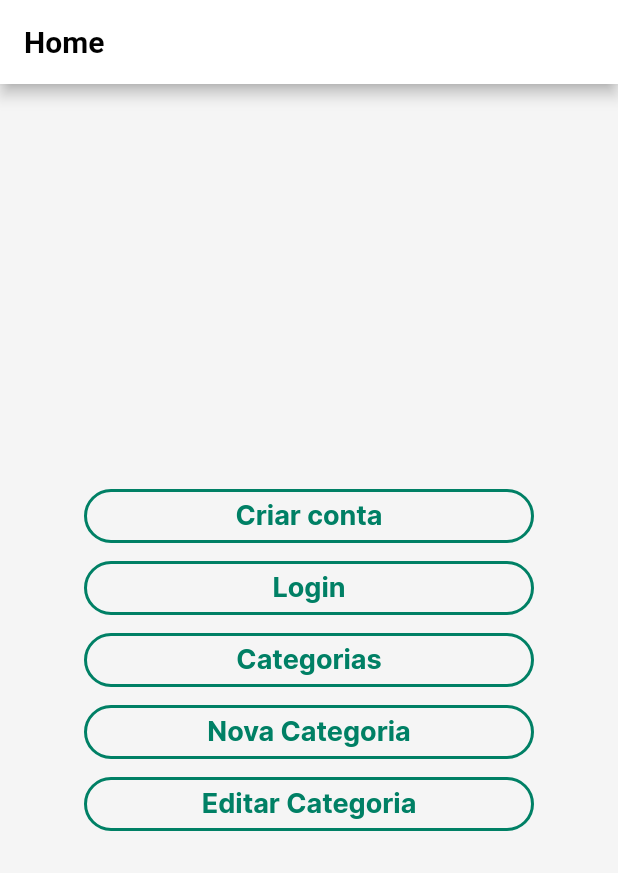
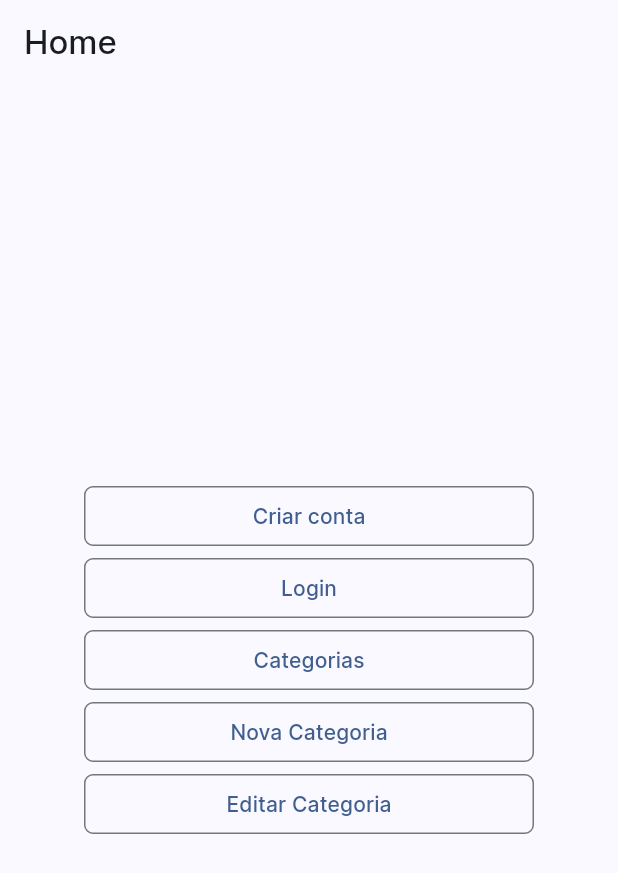
Before and after one commit to dev-growdev/growbase_mobile_flutter, a Flutter app: the screen it shows after launch, on a phone screen of 412 x 824 dp. Shown: the top 873 px of the screen. Run offline on Flutter 3.47's test engine with Material 2 defaults, Android fonts, the phone set to English and light mode, and no system bars; our stand-ins replace dartz, dio, flutter_mobx, get_it, mobx, shared_preferences; generated files the repository leaves out were written again.

```diff
--- a/lib/themes/app-colors.theme-extension.dart
+++ b/lib/themes/app-colors.theme-extension.dart
@@ -3,8 +3,9 @@ import 'package:flutter/material.dart';
 class AppColors extends ThemeExtension<AppColors> {
   final Color? primary;
   final Color? red;
-  final Color? yellow;
-  final Color? blue;
+  final Color? white;
+  final Color? lightBlue;
+  final Color? darkBlue;
   final Color? grey;
   final Color? lightGrey;
   final Color? darkGrey;
@@ -14,8 +15,9 @@ class AppColors extends ThemeExtension<AppColors> {
   const AppColors({
     required this.primary,
     required this.red,
-    required this.yellow,
-    required this.blue,
+    required this.white,
+    required this.lightBlue,
+    required this.darkBlue,
     required this.grey,
     required this.lightGrey,
     required this.darkGrey,
@@ -27,8 +29,9 @@ class AppColors extends ThemeExtension<AppColors> {
   AppColors copyWith({
     Color? primary,
     Color? red,
-    Color? yellow,
-    Color? blue,
+    Color? white,
+    Color? lightBlue,
+    Color? darkBlue,
     Color? grey,
     Color? lightGrey,
     Color? darkGrey,
@@ -38,8 +41,9 @@ class AppColors extends ThemeExtension<AppColors> {
     return AppColors(
       primary: primary ?? this.primary,
       red: red ?? this.red,
-      yellow: yellow ?? this.yellow,
-      blue: blue ?? this.blue,
+      white: white ?? this.white,
+      lightBlue: lightBlue ?? this.lightBlue,
+      darkBlue: darkBlue ?? this.darkBlue,
       grey: grey ?? this.grey,
       lightGrey: lightGrey ?? this.lightGrey,
       darkGrey: darkGrey ?? this.darkGrey,
@@ -56,8 +60,9 @@ class AppColors extends ThemeExtension<AppColors> {
     return AppColors(
       primary: Color.lerp(primary, other.primary, t),
       red: Color.lerp(red, other.red, t),
-      yellow: Color.lerp(yellow, other.yellow, t),
-      blue: Color.lerp(blue, other.blue, t),
+      white: Color.lerp(white, other.white, t),
+      lightBlue: Color.lerp(lightBlue, other.lightBlue, t),
+      darkBlue: Color.lerp(darkBlue, other.darkBlue, t),
       grey: Color.lerp(grey, other.grey, t),
       lightGrey: Color.lerp(lightGrey, other.lightGrey, t),
       darkGrey: Color.lerp(darkGrey, other.darkGrey, t),
--- a/lib/themes/theme.dart
+++ b/lib/themes/theme.dart
@@ -1,90 +1,36 @@
 import 'package:flutter/material.dart';
-import 'package:growbase_mobile_flutter/themes/app-colors.theme-extension.dart';
 
-const Color _primaryColor = Color(0xFF008065);
+import 'app-colors.theme-extension.dart';
+
+const Color _primaryColor = Color(0xFF004C97);
 
 ThemeData lightTheme() {
   return ThemeData(
-    primaryColor: _primaryColor,
+    useMaterial3: true,
+    brightness: Brightness.light,
+    colorSchemeSeed: _primaryColor,
     fontFamily: 'Inter',
-    appBarTheme: const AppBarTheme(
-      backgroundColor: Colors.white,
-      titleTextStyle: TextStyle(
-        color: Colors.black,
-        fontWeight: FontWeight.bold,
-        fontSize: 20,
-      ),
-      iconTheme: IconThemeData(
-        color: _primaryColor,
-      ),
-    ),
-    scaffoldBackgroundColor: const Color(0xFFF5F5F5),
-    dialogBackgroundColor: Colors.white,
-    cardColor: Colors.white, // Containers and Cards background
-    canvasColor: const Color(0xFFF5F5F5), // Dropdown background
-    textTheme: const TextTheme(
-      /// Topo de página
-      displayLarge: TextStyle(
-        fontWeight: FontWeight.bold,
-        fontSize: 20,
-        color: Colors.black,
-      ),
-
-      /// Título de conteúdo
-      displayMedium: TextStyle(
-        fontWeight: FontWeight.bold,
-        fontSize: 18,
-        color: Colors.black,
-      ),
-
-      /// Descrição de conteúdo
-      bodyMedium: TextStyle(
-        fontWeight: FontWeight.w400,
-        fontSize: 18,
-        color: Colors.black,
-      ),
-
-      bodyLarge: TextStyle(
-        fontWeight: FontWeight.w400,
-        fontSize: 16,
-        color: Colors.black,
-      ),
-
-      labelLarge: TextStyle(
-        fontWeight: FontWeight.bold,
-        fontSize: 18,
-      ),
-
-      // /// Para textos dentro dos inputs
-      titleMedium: TextStyle(
-        fontWeight: FontWeight.normal,
-        fontSize: 18,
-        color: Colors.black,
-      ),
-    ),
+    // scaffoldBackgroundColor: const Color(0xFFF5F5F5),
+    // dialogBackgroundColor: Colors.white,
+    // cardColor: Colors.white, // Containers and Cards background
+    // canvasColor: const Color(0xFFF5F5F5), // Dropdown background
     inputDecorationTheme: const InputDecorationTheme(
-      enabledBorder: OutlineInputBorder(
-          // borderSide: BorderSide(
-          //   color: _primaryColor,
-          // ),
-          ),
-      focusedBorder: OutlineInputBorder(
-        borderSide: BorderSide(
-          color: _primaryColor,
-        ),
-      ),
-      labelStyle: TextStyle(
-        // color: _primaryColor,
-
-        fontWeight: FontWeight.w400,
-        fontSize: 16,
-      ),
+      border: OutlineInputBorder(),
     ),
     elevatedButtonTheme: ElevatedButtonThemeData(
       style: ButtonStyle(
         shape: MaterialStateProperty.all<RoundedRectangleBorder>(
           RoundedRectangleBorder(
-            borderRadius: BorderRadius.circular(100),
+            borderRadius: BorderRadius.circular(6),
+          ),
+        ),
+      ),
+    ),
+    filledButtonTheme: FilledButtonThemeData(
+      style: ButtonStyle(
+        shape: MaterialStateProperty.all<RoundedRectangleBorder>(
+          RoundedRectangleBorder(
+            borderRadius: BorderRadius.circular(6),
           ),
         ),
       ),
@@ -93,122 +39,64 @@ ThemeData lightTheme() {
       style: ButtonStyle(
         shape: MaterialStateProperty.all<RoundedRectangleBorder>(
           RoundedRectangleBorder(
-            borderRadius: BorderRadius.circular(100),
-          ),
-        ),
-        side: MaterialStateProperty.all<BorderSide>(
-          const BorderSide(
-            color: _primaryColor,
-            width: 2,
-            style: BorderStyle.solid,
+            borderRadius: BorderRadius.circular(6),
           ),
         ),
       ),
     ),
-    extensions: [
+    textButtonTheme: TextButtonThemeData(
+      style: ButtonStyle(
+        shape: MaterialStateProperty.all<RoundedRectangleBorder>(
+          RoundedRectangleBorder(
+            borderRadius: BorderRadius.circular(6),
+          ),
+        ),
+      ),
+    ),
+    extensions: const [
       AppColors(
         primary: _primaryColor,
-        red: const Color(0xFFBD0A0A),
-        yellow: const Color(0xFFCFB848),
-        blue: const Color(0xFF0963BD),
-        grey: const Color(0XFF9EA1A3),
-        lightGrey: const Color(0XFFE8E8E8),
-        darkGrey: Colors.black.withOpacity(0.25),
-        backgroundColor: const Color(0xFFF5F5F5),
-        colorCard: const Color(0XFFFFFFFF),
+        red: Color(0xFFAE0C21),
+        white: Color(0xFFF2F2F2),
+        lightBlue: Color(0xFF57A3ED),
+        darkBlue: Color(0xFF001238),
+        grey: Color(0XFF8B8986),
+        lightGrey: Color(0XFFD7D4D0),
+        darkGrey: Color(0xFF756F6F),
+        backgroundColor: Color(0xFFF5F5F5),
+        colorCard: Color(0XFFFFFFFF),
       ),
     ],
-    colorScheme: ColorScheme.fromSwatch()
-        .copyWith(
-          brightness: Brightness.light,
-          primary: _primaryColor,
-        )
-        .copyWith(background: const Color(0xFFF5F5F5)),
   );
 }
 
 ThemeData darkTheme() {
   return ThemeData(
-    primaryColor: _primaryColor,
+    useMaterial3: true,
+    brightness: Brightness.dark,
+    colorSchemeSeed: _primaryColor,
     fontFamily: 'Inter',
-    appBarTheme: const AppBarTheme(
-      backgroundColor: Color(0XFF2D2825),
-      titleTextStyle: TextStyle(
-        color: Colors.white,
-        fontWeight: FontWeight.bold,
-        fontSize: 20,
-      ),
-      iconTheme: IconThemeData(
-        color: _primaryColor,
-      ),
-    ),
-    scaffoldBackgroundColor: const Color(0XFF2D2825),
-    dialogBackgroundColor: const Color(0XFF463E3A),
-    cardColor: const Color(0XFF463E3A), // Containers and Cards background
-    canvasColor: const Color(0XFF2D2825), // Dropdown background
-    textTheme: const TextTheme(
-      /// Topo de página
-      displayLarge: TextStyle(
-        fontWeight: FontWeight.bold,
-        fontSize: 20,
-        color: Colors.white,
-      ),
-
-      /// Título de conteúdo
-      displayMedium: TextStyle(
-        fontWeight: FontWeight.bold,
-        fontSize: 18,
-        color: Colors.white,
-      ),
-
-      /// Descrição de conteúdo
-      bodyMedium: TextStyle(
-        fontWeight: FontWeight.w400,
-        fontSize: 18,
-        color: Colors.white,
-      ),
-
-      bodyLarge: TextStyle(
-        fontWeight: FontWeight.w400,
-        fontSize: 16,
-        color: Colors.white,
-      ),
-
-      labelLarge: TextStyle(
-        fontWeight: FontWeight.bold,
-        fontSize: 18,
-        color: Colors.white,
-      ),
-
-      // /// Para textos dentro dos inputs
-      titleMedium: TextStyle(
-        fontWeight: FontWeight.normal,
-        fontSize: 18,
-        color: Colors.white,
-      ),
-    ),
+    // scaffoldBackgroundColor: const Color(0XFF2D2825),
+    // dialogBackgroundColor: const Color(0XFF463E3A),
+    // cardColor: const Color(0XFF463E3A), // Containers and Cards background
+    // canvasColor: const Color(0XFF2D2825), // Dropdown background
     inputDecorationTheme: const InputDecorationTheme(
-      enabledBorder: OutlineInputBorder(
-          // borderSide: BorderSide(
-          //   color: _primaryColor,
-          // ),
-          ),
-      focusedBorder: OutlineInputBorder(
-        borderSide: BorderSide(
-          color: _primaryColor,
-        ),
-      ),
-      labelStyle: TextStyle(
-        // color: _primaryColor,
-        fontWeight: FontWeight.w400,
-        fontSize: 16,
-      ),
+      border: OutlineInputBorder(),
     ),
     elevatedButtonTheme: ElevatedButtonThemeData(
       style: ButtonStyle(
         shape: MaterialStateProperty.all<RoundedRectangleBorder>(
           RoundedRectangleBorder(
-            borderRadius: BorderRadius.circular(100),
+            borderRadius: BorderRadius.circular(6),
+          ),
+        ),
+      ),
+    ),
+    filledButtonTheme: FilledButtonThemeData(
+      style: ButtonStyle(
+        shape: MaterialStateProperty.all<RoundedRectangleBorder>(
+          RoundedRectangleBorder(
+            borderRadius: BorderRadius.circular(6),
           ),
         ),
       ),
@@ -217,36 +105,24 @@ ThemeData darkTheme() {
       style: ButtonStyle(
         shape: MaterialStateProperty.all<RoundedRectangleBorder>(
           RoundedRectangleBorder(
-            borderRadius: BorderRadius.circular(100),
-          ),
-        ),
-        side: MaterialStateProperty.all<BorderSide>(
-          const BorderSide(
-            color: _primaryColor,
-            width: 2,
-            style: BorderStyle.solid,
+            borderRadius: BorderRadius.circular(6),
           ),
         ),
       ),
     ),
-    extensions: [
+    extensions: const [
       AppColors(
         primary: _primaryColor,
-        red: const Color(0XFFFF6E6E),
-        yellow: const Color(0xFFCFB848),
-        blue: const Color(0XFF6EB6FF),
-        grey: const Color(0XFF9EA1A3),
-        lightGrey: const Color(0XFFE8E8E8),
-        darkGrey: Colors.black.withOpacity(0.25),
-        backgroundColor: const Color(0XFF2D2825),
-        colorCard: const Color(0XFF463E3A),
+        red: Color(0xFFAE0C21),
+        white: Color(0xFFF2F2F2),
+        lightBlue: Color(0xFF57A3ED),
+        darkBlue: Color(0xFF001238),
+        grey: Color(0XFF8B8986),
+        lightGrey: Color(0XFFD7D4D0),
+        darkGrey: Color(0xFF756F6F),
+        backgroundColor: Color(0XFF2D2825),
+        colorCard: Color(0XFF463E3A),
       ),
     ],
-    colorScheme: ColorScheme.fromSwatch()
-        .copyWith(
-          brightness: Brightness.dark,
-          primary: _primaryColor,
-        )
-        .copyWith(background: const Color(0XFF2D2825)),
   );
 }
```
